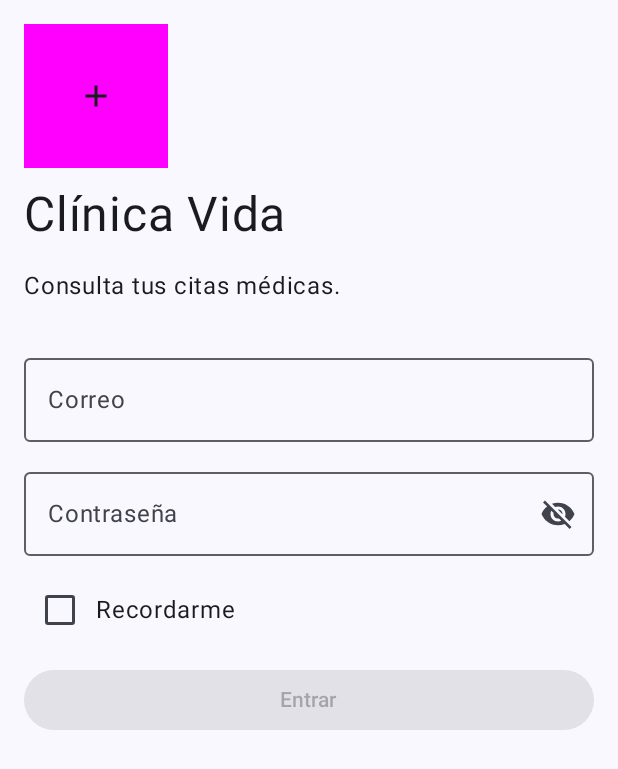
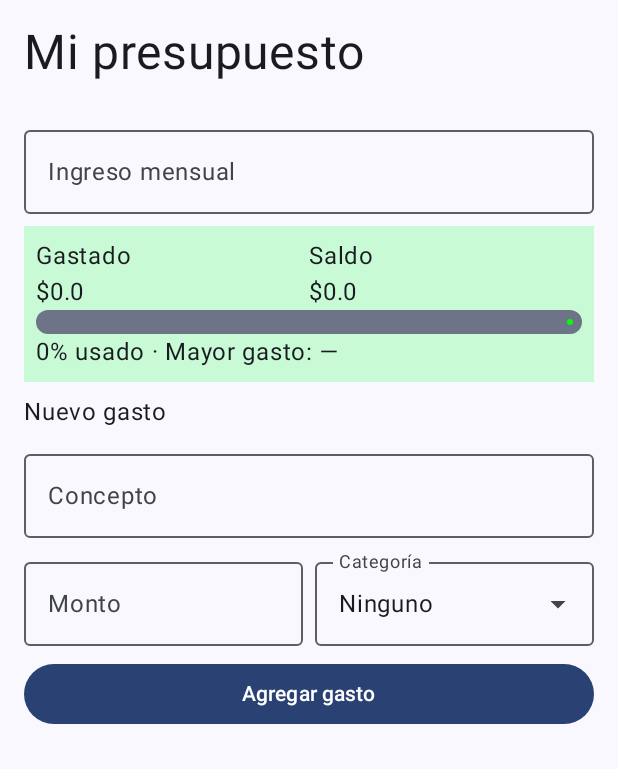
Before and after one commit to dev-marieclaire/Estado, an Android app built with Jetpack Compose: the screen it shows after launch (MainActivity), on a phone screen of 412 x 824 dp. Shown: the top 769 px of the screen. Run offline under Robolectric (Android 15) with nearby library versions, the phone set to English and light mode, and no system bars.

Commit message:
Finalizando práctica

```diff
--- a/app/src/main/java/com/example/estado_claire/screens/InicioScreen.kt
+++ b/app/src/main/java/com/example/estado_claire/screens/InicioScreen.kt
@@ -2,145 +2,221 @@ package com.example.estado_claire
 
 import androidx.compose.foundation.background
 import androidx.compose.foundation.layout.*
-import androidx.compose.foundation.layout.Arrangement
-import androidx.compose.foundation.rememberScrollState
-import androidx.compose.foundation.text.KeyboardActions
-import androidx.compose.foundation.text.KeyboardOptions
-import androidx.compose.foundation.verticalScroll
+import androidx.compose.foundation.lazy.LazyColumn
+import androidx.compose.foundation.lazy.items
+import androidx.compose.foundation.text.input.rememberTextFieldState
 import androidx.compose.material.icons.Icons
-import androidx.compose.material.icons.filled.Add
-import androidx.compose.material.icons.filled.Visibility
-import androidx.compose.material.icons.filled.VisibilityOff
+import androidx.compose.material.icons.outlined.Cancel
 import androidx.compose.material3.*
 import androidx.compose.runtime.*
 import androidx.compose.runtime.saveable.rememberSaveable
-import androidx.compose.ui.Alignment
 import androidx.compose.ui.Modifier
 import androidx.compose.ui.graphics.Color
-import androidx.compose.ui.text.input.ImeAction
-import androidx.compose.ui.text.input.KeyboardType
-import androidx.compose.ui.text.input.PasswordVisualTransformation
-import androidx.compose.ui.text.input.VisualTransformation
 import androidx.compose.ui.tooling.preview.Preview
 import androidx.compose.ui.unit.dp
 import com.example.estado_claire.components.Header
 
-private const val DEMO_MAIL = "paciente@vida.mx"
-private const val DEMO_PASS = "Vida2025"
+enum class CategoriaGasto(val nom: String)
+{
+    None("Ninguno"),
+    Comida("Comida"),
+    Transporte("Transporte"),
+    Renta("Renta"),
+    Ocio("Ocio"),
+    Otros("Otro")
+}
 
-private fun isValid(mail: String, passwd: String) =
-    mail.trim() == DEMO_MAIL && passwd == DEMO_PASS
+data class Gasto(
+    var concepto: String,
+    var monto: Float,
+    var categoria: CategoriaGasto
+)
 
+@OptIn(ExperimentalMaterial3Api::class)
 @Composable
-fun Login(
-    modifier: Modifier = Modifier,
-    onSubmit: (Boolean) -> Unit,
-)
+fun InicioScreen(modifier: Modifier = Modifier)
 {
-    var mail         by rememberSaveable { mutableStateOf("") }
-    var passwd       by rememberSaveable { mutableStateOf("") }
-    var showPassword by rememberSaveable { mutableStateOf(false) }
-    var souvient     by rememberSaveable { mutableStateOf(false) }
-    var errorMsg     by rememberSaveable { mutableStateOf<String?>(null) }
+    val amountState   = rememberTextFieldState()
+    val newWasteName  = rememberTextFieldState()
+    val newWasteMonto = rememberTextFieldState()
 
-    fun attemptLogin()
-    {
-        val ok = isValid(mail, passwd)
-        errorMsg = if (ok) null else "Correo o contraseña incorrectos"
-        onSubmit(ok)
+    val wasteList = remember { mutableStateListOf<Gasto>() }
+    val category  = rememberSaveable { mutableStateOf<CategoriaGasto>(CategoriaGasto.None) }
+    var selectedCategory by rememberSaveable { mutableStateOf(CategoriaGasto.None) }
+
+    val wasteTotal: Double = wasteList.sumOf { it.monto.toDouble() }
+    val amount: Double = amountState.text.toString().toDoubleOrNull() ?: 0.0
+
+    val fraction: Float =
+        if (amount > 0.0) (wasteTotal / amount).toFloat() else 0f
+
+    val barColor = when {
+        fraction >= 1f   -> Color.Red
+        fraction >= 0.8f -> Color.Yellow
+        else             -> Color.Green
     }
 
+    val boxColor = when {
+        fraction >= 1f   -> Color(0x33FF2200)
+        fraction >= 0.8f -> Color(0x33CC7711)
+        else             -> Color(0x3300FF33)
+    }
+
+    val mayorGasto = wasteList.maxByOrNull { it.monto }
+
     Column(
-        modifier = modifier
-            .fillMaxSize()
-            .verticalScroll(rememberScrollState())
-            .padding(16.dp),
-        verticalArrangement = Arrangement.spacedBy(12.dp),
-    )
+        modifier.padding(16.dp),
+        verticalArrangement = Arrangement.spacedBy(8.dp))
     {
+        Header(Modifier.fillMaxWidth(), "Mi presupuesto")
+
+        OutlinedTextField(
+            modifier = Modifier.fillMaxWidth(),
+            state = amountState,
+            label = { Text("Ingreso mensual") },
+            placeholder = { Text("$") }
+        )
+
         Box(
             Modifier
-                .height(96.dp)
-                .aspectRatio(1f)
-                .background(Color.Magenta),
-            contentAlignment = Alignment.Center,
-        ) { Icon(Icons.Filled.Add, contentDescription = null) }
+                .fillMaxWidth()
+                .background(boxColor)
+                .padding(8.dp)
+        )
+        {
+            Column(Modifier.fillMaxWidth())
+            {
+                Row(Modifier.fillMaxWidth(), horizontalArrangement = Arrangement.SpaceBetween)
+                {
+                    Column(Modifier.weight(1f))
+                    {
+                        Text("Gastado")
+                        Text("\$${wasteTotal}")
+                    }
 
-        Header(Modifier.fillMaxWidth(), "Clínica Vida", "Consulta tus citas médicas.")
+                    Column(Modifier.weight(1f))
+                    {
+                        Text("Saldo")
+                        Text("\$${amount - wasteTotal}")
+                    }
+                }
+
+                var progress by rememberSaveable { mutableStateOf(0.4f) }
+
+                LinearProgressIndicator(
+                    progress = { fraction.coerceIn(0f, 1f) },
+                    modifier = Modifier.fillMaxWidth().height(16.dp),
+                    color = barColor,
+                )
+                Text(
+                    "${(fraction * 100).toInt()}% usado · Mayor gasto: "
+                    + (mayorGasto?.let { "$${it.monto}" } ?: "—")
+                )
+            }
+        }
+
+        if (fraction >= 0.8f)
+        {
+            Text(
+                "Cuidado: pasaste del 80%",
+                modifier = Modifier
+                    .fillMaxWidth()
+                    .background(Color(0x44FF9911))
+                    .padding(8.dp)
+            )
+        }
+
+        Text("Nuevo gasto")
 
         OutlinedTextField(
-            value = mail,
-            onValueChange = { mail = it; errorMsg = null },
-            label = { Text("Correo") },
-            placeholder = { Text("Ingrese su correo electrónico.") },
-            singleLine = true,
-            isError = errorMsg != null,
-            keyboardOptions = KeyboardOptions(
-                keyboardType = KeyboardType.Email,
-                imeAction = ImeAction.Next,
-            ),
-            modifier = Modifier.fillMaxWidth(),
+            newWasteName,
+            modifier.fillMaxWidth(),
+            label = { Text("Concepto") },
+            placeholder = { Text("Nombre de concepto.") }
         )
 
-        OutlinedTextField(
-            value = passwd,
-            onValueChange = { passwd = it; errorMsg = null },
-            label = { Text("Contraseña") },
-            singleLine = true,
-            isError = errorMsg != null,
-            visualTransformation =
-                if (showPassword) VisualTransformation.None
-                else PasswordVisualTransformation(),
-            keyboardOptions = KeyboardOptions(
-                keyboardType = KeyboardType.Password,
-                imeAction = ImeAction.Done,
-            ),
-            keyboardActions = KeyboardActions(onDone = { attemptLogin() }),
-            trailingIcon = {
-                IconButton(onClick = { showPassword = !showPassword })
-                {
-                    Icon(
-                        imageVector =
-                            if (showPassword) Icons.Filled.Visibility
-                            else Icons.Filled.VisibilityOff,
-                        contentDescription =
-                            if (showPassword) "Ocultar contraseña"
-                            else "Mostrar contraseña",
-                    )
+        Row(modifier.fillMaxWidth(), horizontalArrangement = Arrangement.spacedBy(8.dp))
+        {
+            OutlinedTextField(
+                newWasteMonto,
+                modifier = Modifier.weight(1f),
+                label = { Text("Monto") },
+                placeholder = { Text("$") }
+            )
+
+            var expansion by rememberSaveable { mutableStateOf(false) }
+            ExposedDropdownMenuBox(
+                expanded = expansion,
+                onExpandedChange = { expansion = it },        // usa el param, no !expansion
+                modifier = Modifier.weight(1f),
+            )
+            {
+                OutlinedTextField(
+                    value = selectedCategory.nom,
+                    onValueChange = {},
+                    readOnly = true,
+                    label = { Text("Categoría") },
+                    placeholder = { Text("Seleccione") },
+                    trailingIcon = {
+                        ExposedDropdownMenuDefaults.TrailingIcon(expanded = expansion)
+                    },
+                    modifier = Modifier
+                        .menuAnchor(ExposedDropdownMenuAnchorType.PrimaryNotEditable)
+                        .fillMaxWidth(),
+                )
+                ExposedDropdownMenu(
+                    expanded = expansion,
+                    onDismissRequest = { expansion = false },
+                ) {
+                    CategoriaGasto.entries.forEach { opcion ->
+                        DropdownMenuItem(
+                            text = { Text(opcion.name) },
+                            onClick = {
+                                selectedCategory = opcion
+                                expansion = false
+                            },
+                        )
+                    }
                 }
-            },
-            modifier = Modifier.fillMaxWidth(),
-        )
-
-        errorMsg?.let { Text(it, color = MaterialTheme.colorScheme.error) }
-
-        Row(verticalAlignment = Alignment.CenterVertically)
-        {
-            Checkbox(checked = souvient, onCheckedChange = { souvient = it })
-            Text("Recordarme")
+            }
         }
 
         Button(
-            onClick = { attemptLogin() },
-            enabled = mail.isNotBlank() && passwd.isNotBlank(),
-            modifier = Modifier.fillMaxWidth(),
-        ) { Text("Entrar") }
-    }
-}
+        {
+            if (
+                newWasteName.text.toString().isNotBlank() &&
+                newWasteMonto.text.toString().isNotBlank() &&
+                selectedCategory != CategoriaGasto.None
+            )
+            {
+                wasteList.add(
+                    Gasto(
+                        newWasteName.text.toString(),
+                        newWasteMonto.text.toString().toFloatOrNull() ?: 0f,
+                        selectedCategory
+                    )
+                )
+            }
+        },
+            modifier = Modifier.fillMaxWidth()
+        ) { Text("Agregar gasto") }
 
-@Composable
-fun InicioScreen(modifier: Modifier = Modifier) {
-    var logged by rememberSaveable { mutableStateOf(false) }
+        LazyColumn()
+        {
+            items(wasteList)
+            { item ->
+                Row(modifier.fillMaxWidth())
+                {
+                    Column(Modifier.weight(1f))
+                    {
+                        Text(item.concepto)
+                        Text(item.categoria.nom)
+                    }
+                    Text("-\$${item.monto.toString()}")
 
-    if (!logged) Login(modifier) { logged = it }
-    else
-    {
-        Column(modifier, horizontalAlignment = Alignment.CenterHorizontally, verticalArrangement = Arrangement.Center)
-        {
-            Text("Le damos la bienvenida.")
-            Button({ logged = false })
-            {
-                Text("Volver")
+                    IconButton({ wasteList.remove(item) })
+                    { Icon(imageVector = Icons.Outlined.Cancel, null) }
+                }
             }
         }
     }
@@ -148,12 +224,6 @@ fun InicioScreen(modifier: Modifier = Modifier) {
 
 @Preview(showBackground = true)
 @Composable
-private fun LoginPreview() {
-    MaterialTheme { Surface { Login(onSubmit = {}) } }
-}
-
-@Preview(showBackground = true)
-@Composable
 private fun InicioPreview() {
     MaterialTheme { Surface(Modifier.fillMaxSize()) { InicioScreen() } }
 }
```
